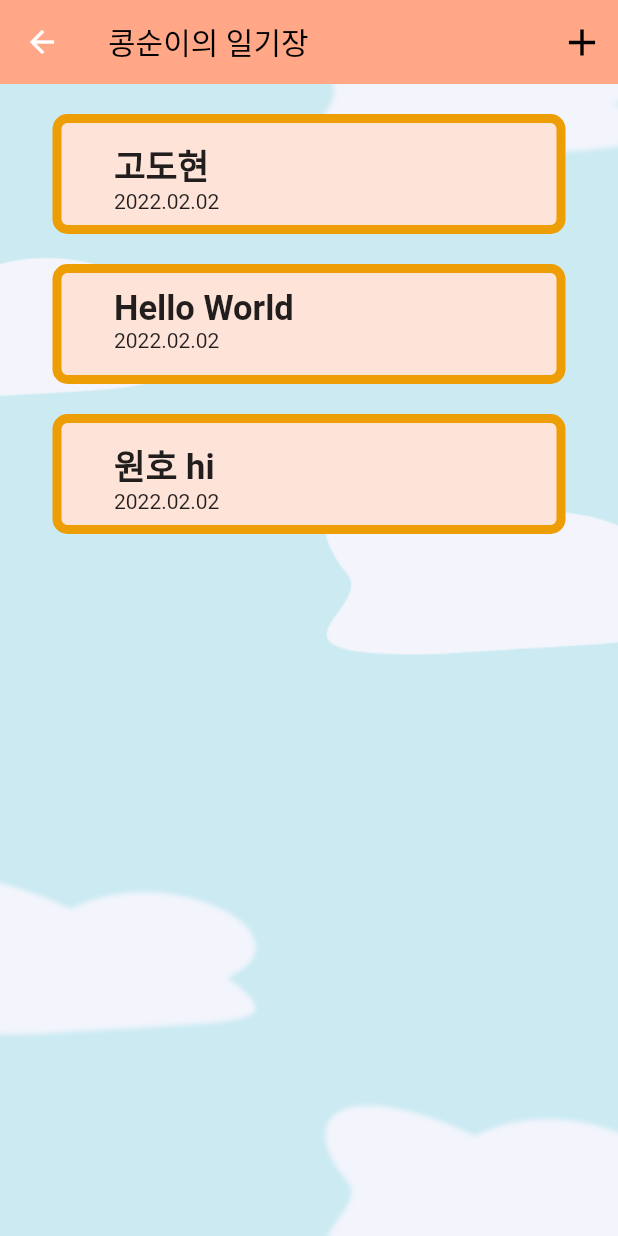
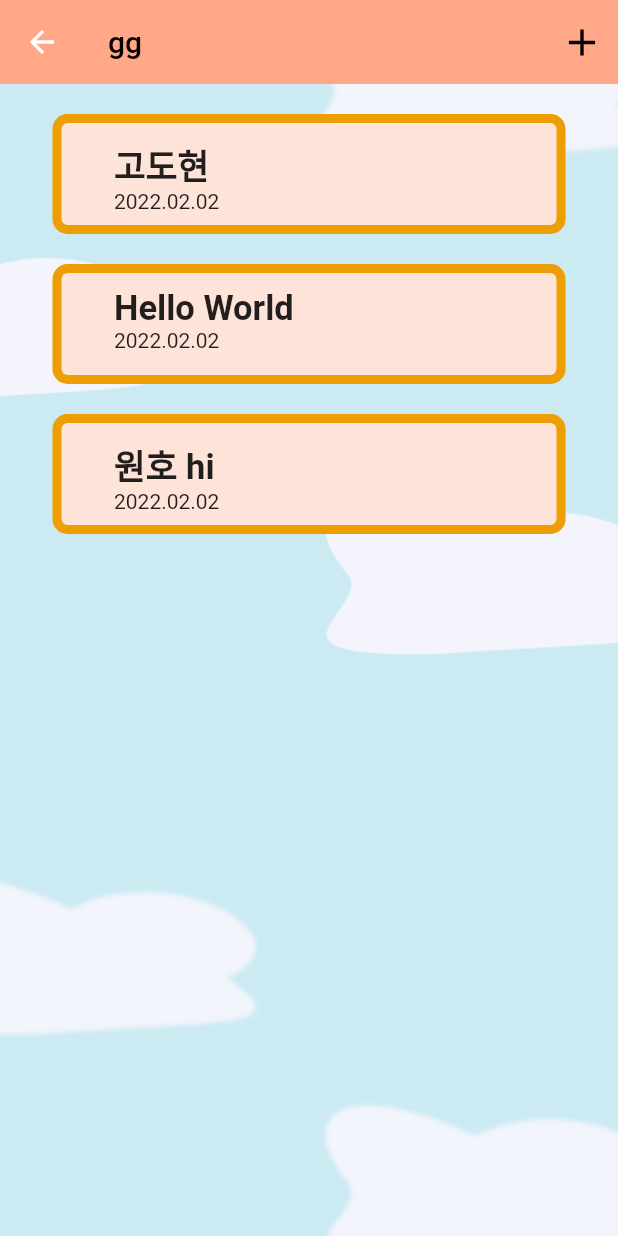
Before and after one commit to PLASTIC-HOUSE/SECRET_DIARY_ANDROID, a Flutter app: the HomePage screen opened directly, on a phone screen of 412 x 824 dp. Run offline on Flutter 3.47's test engine with Material 2 defaults, Android fonts, the phone set to English and light mode, and no system bars; our stand-ins replace device_preview; missing offline and left inert: syncfusion_flutter_signaturepad.

Commit message:
Refine the ui

```diff
--- a/assets/posts.json
+++ b/assets/posts.json
@@ -1,4 +1,5 @@
 {
+    "name": "gg",
     "posts": [
         {
             "title": "고도현",
--- a/lib/main.dart
+++ b/lib/main.dart
@@ -1,3 +1,4 @@
+import 'package:device_preview/device_preview.dart';
 import 'package:flutter/material.dart';
 import 'package:provider/provider.dart';
 
@@ -10,7 +11,10 @@ void main() {
       providers: [
         ChangeNotifierProvider<SignUpHelper>(create: (_) => SignUpHelper()),
       ],
-      child: MyApp(),
+      child: DevicePreview(
+        enabled: false,
+        builder: (context) => const MyApp(),
+      ),
     ),
   );
 }
--- a/lib/models/post_model.dart
+++ b/lib/models/post_model.dart
@@ -1,14 +1,18 @@
 class Post {
   Post({
+    this.name,
     this.posts,
   });
+  String? name;
   List<Value>? posts;
 
   factory Post.fromJson(Map<String, dynamic> json) => Post(
+        name: json['name'],
         posts: List<Value>.from(json['posts'].map((x) => Value.fromJson(x))),
       );
 
   Map<String, dynamic> toJson() => {
+        'name': name,
         'posts': List<dynamic>.from(posts!.map((x) => x.toJson())),
       };
 }
--- a/lib/pages/add_post_page.dart
+++ b/lib/pages/add_post_page.dart
@@ -13,7 +13,7 @@ class AddPostPage extends StatelessWidget {
         children: [
           Image.asset(
             'assets/background3.png',
-            fit: BoxFit.fitHeight,
+            fit: BoxFit.cover,
             color: Colors.white38,
             colorBlendMode: BlendMode.dstOut,
           ),
--- a/lib/pages/home_page.dart
+++ b/lib/pages/home_page.dart
@@ -7,13 +7,21 @@ import 'package:secret_diary/widgets/post_list_widget.dart';
 class HomePage extends StatelessWidget {
   @override
   Widget build(BuildContext context) {
+    return FutureBuilder<Post>(
+      future: getPost(),
+      builder: (context, snapshot) {
+        if (snapshot.connectionState == ConnectionState.waiting ||
+            snapshot.data == null) {
+          return const Scaffold(
+              body: Center(child: CircularProgressIndicator()));
+        }
         return Scaffold(
           appBar: AppBar(
             backgroundColor: const Color(0xFFFFA786),
             elevation: 0.0,
-        title: const Text(
-          '콩순이의 일기장',
-          style: TextStyle(color: Colors.black),
+            title: Text(
+              snapshot.data!.name!,
+              style: const TextStyle(color: Colors.black),
             ),
             actions: [
               IconButton(
@@ -33,27 +41,20 @@ class HomePage extends StatelessWidget {
               )
             ],
           ),
-      body: FutureBuilder<Post>(
-        future: getPost(),
-        builder: (context, snapshot) {
-          if (snapshot.connectionState == ConnectionState.waiting ||
-              snapshot.data == null) {
-            return const Center(child: CircularProgressIndicator());
-          }
-          return Stack(
+          body: Stack(
             fit: StackFit.expand,
             children: [
               Image.asset(
                 'assets/background3.png',
-                fit: BoxFit.fitHeight,
+                fit: BoxFit.cover,
                 color: Colors.white38,
                 colorBlendMode: BlendMode.dstOut,
               ),
               PostListWidget(snapshot: snapshot),
             ],
+          ),
         );
       },
-      ),
     );
   }
 }
--- a/lib/pages/login/login_page.dart
+++ b/lib/pages/login/login_page.dart
@@ -13,7 +13,7 @@ class LoginPage extends StatelessWidget {
         children: [
           Image.asset(
             'assets/background.png',
-            fit: BoxFit.fitWidth,
+            fit: BoxFit.cover,
           ),
           Center(
             child: Column(
--- a/lib/pages/post_detail_page.dart
+++ b/lib/pages/post_detail_page.dart
@@ -14,7 +14,7 @@ class PostDetailPage extends StatelessWidget {
         children: [
           Image.asset(
             'assets/background3.png',
-            fit: BoxFit.fitHeight,
+            fit: BoxFit.cover,
             color: Colors.white38,
             colorBlendMode: BlendMode.dstOut,
           ),
--- a/pubspec.yaml
+++ b/pubspec.yaml
@@ -38,6 +38,7 @@ dependencies:
   http: ^0.13.4
   provider: ^6.0.2
   syncfusion_flutter_signaturepad: ^20.1.56
+  device_preview: ^1.0.0
 
 dev_dependencies:
   flutter_test:
```
Also changed, not shown: lib/pages/login/signin_page.dart (+8 -2 lines), lib/pages/login/signup_page.dart (+6 -6 lines), lib/pages/test.dart (added, +21 -0 lines), pubspec.lock. Lines whose indentation alone changed are shown as unchanged.
